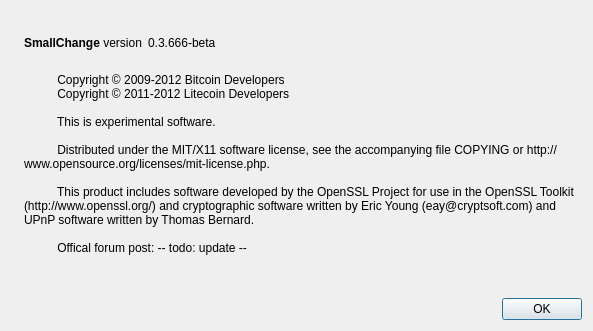
This is src/qt/forms/aboutdialog.ui in cashcoin/foodstamps as Qt 5 draws it before an edit. The edited form follows.
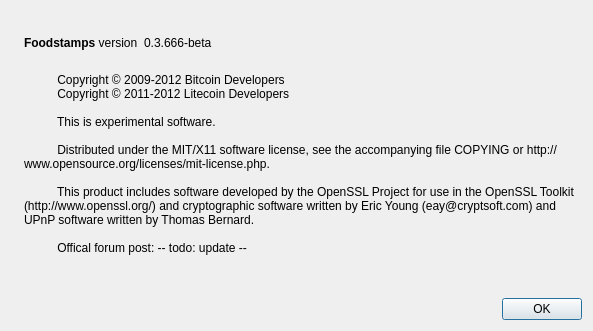
This is the edited form. Icons and pictures are not drawn.

Diff of the .ui file:
```diff
--- a/src/qt/forms/aboutdialog.ui
+++ b/src/qt/forms/aboutdialog.ui
@@ -50,7 +50,7 @@
           <cursorShape>IBeamCursor</cursorShape>
          </property>
          <property name="text">
-          <string>&lt;b&gt;SmallChange&lt;/b&gt; version</string>
+          <string>&lt;b&gt;Foodstamps&lt;/b&gt; version</string>
          </property>
          <property name="textInteractionFlags">
           <set>Qt::LinksAccessibleByMouse|Qt::TextSelectableByKeyboard|Qt::TextSelectableByMouse</set>
```
Left out of the diff: 2 changed lines with no effect on the pictures.
